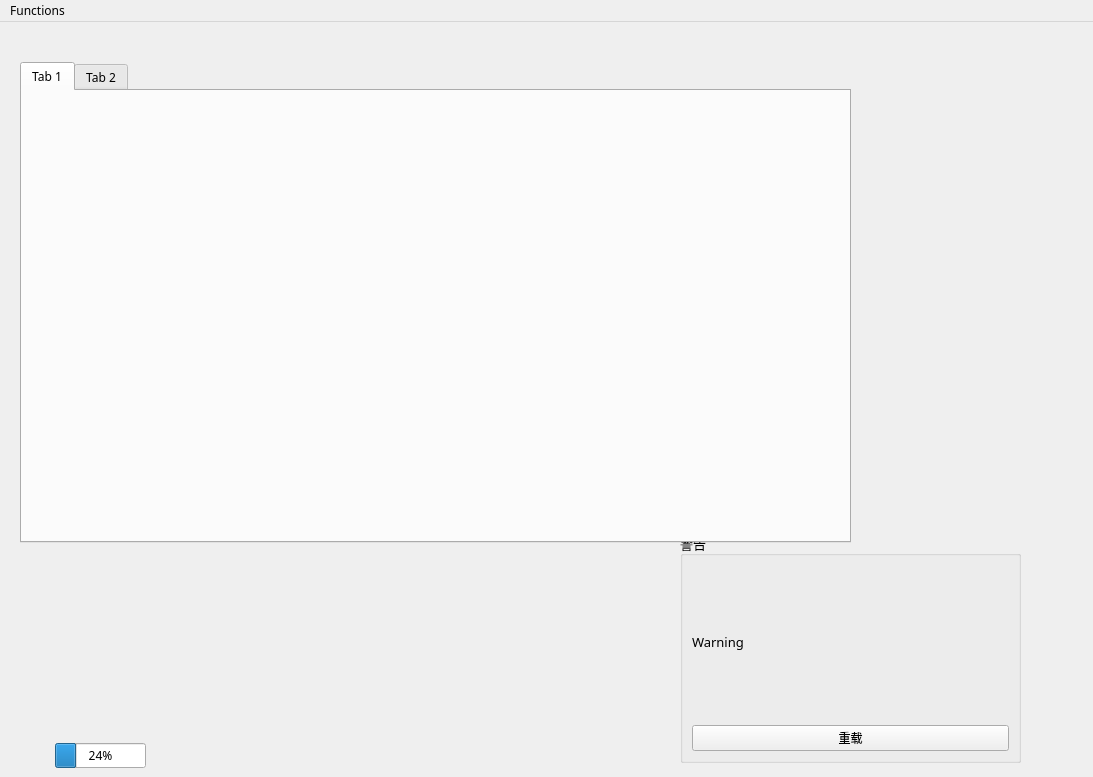
Old version of the form src/mainwindow.ui in the repository hermixy/ploteditor.
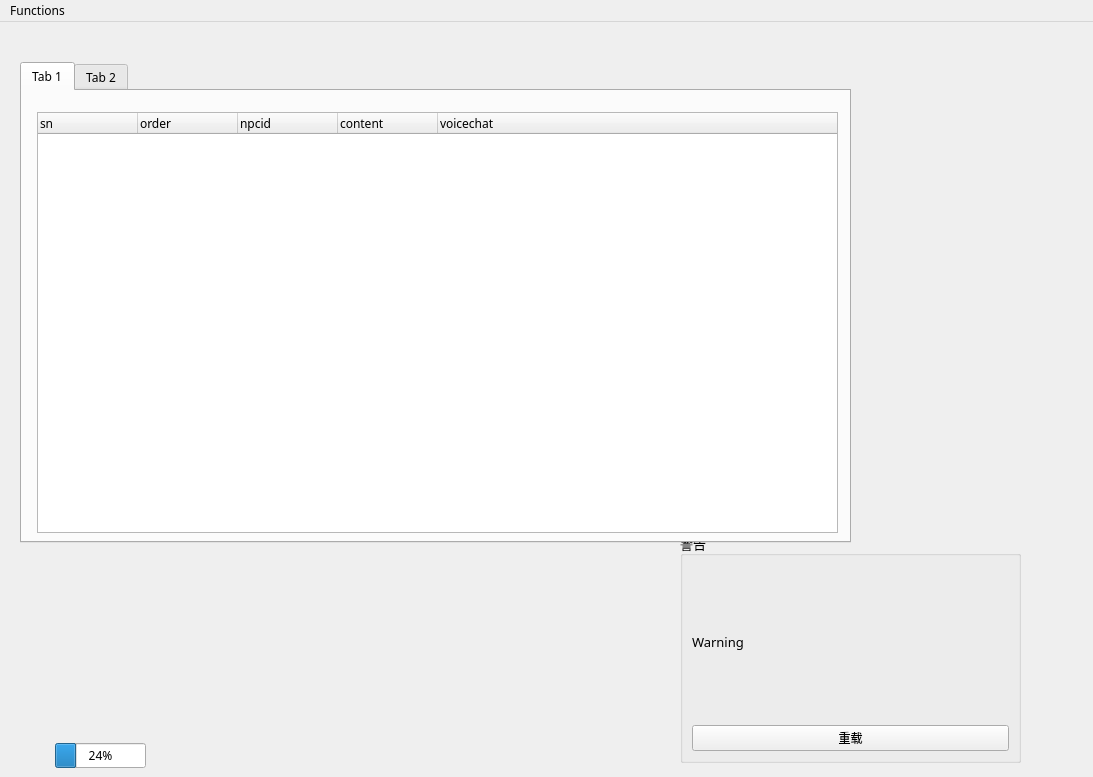
New version of the form. The open tabs and pages were chosen to show the change.

Patch:
```diff
--- a/src/mainwindow.ui
+++ b/src/mainwindow.ui
@@ -116,6 +116,46 @@
      <attribute name="title">
       <string>Tab 1</string>
      </attribute>
+     <widget class="QTreeWidget" name="treePlot">
+      <property name="geometry">
+       <rect>
+        <x>15</x>
+        <y>21</y>
+        <width>801</width>
+        <height>421</height>
+       </rect>
+      </property>
+      <property name="font">
+       <font>
+        <family>微软雅黑</family>
+       </font>
+      </property>
+      <column>
+       <property name="text">
+        <string>sn</string>
+       </property>
+      </column>
+      <column>
+       <property name="text">
+        <string>order</string>
+       </property>
+      </column>
+      <column>
+       <property name="text">
+        <string>npcid</string>
+       </property>
+      </column>
+      <column>
+       <property name="text">
+        <string>content</string>
+       </property>
+      </column>
+      <column>
+       <property name="text">
+        <string>voicechat</string>
+       </property>
+      </column>
+     </widget>
     </widget>
     <widget class="QWidget" name="tabNpc">
      <attribute name="title">
```
Left out of the diff: 4 changed lines with no effect on the pictures.
